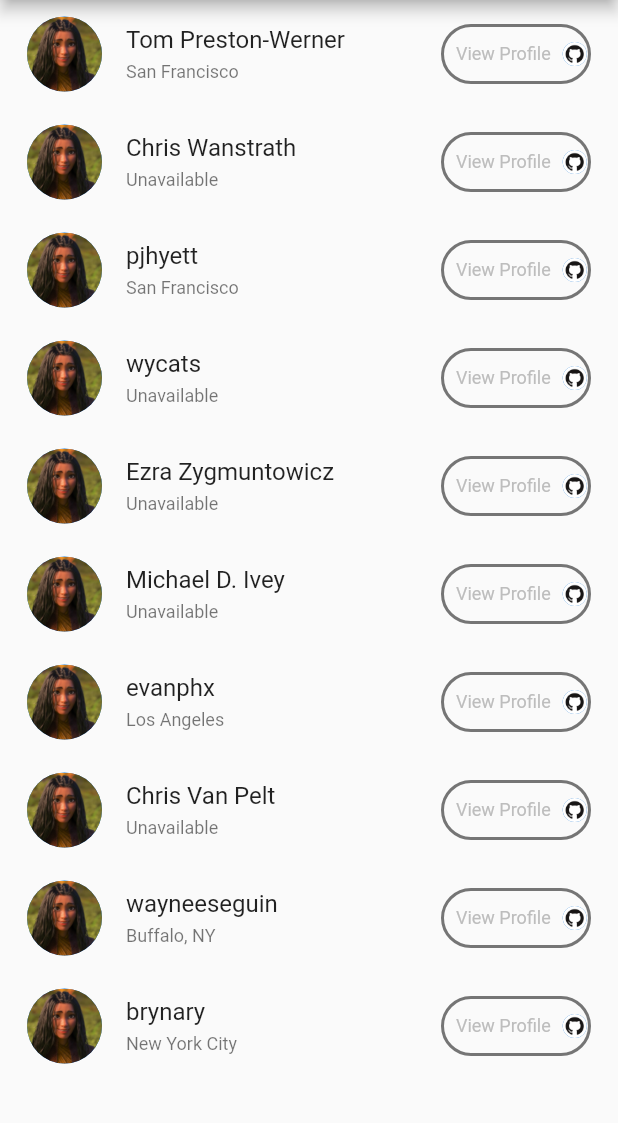
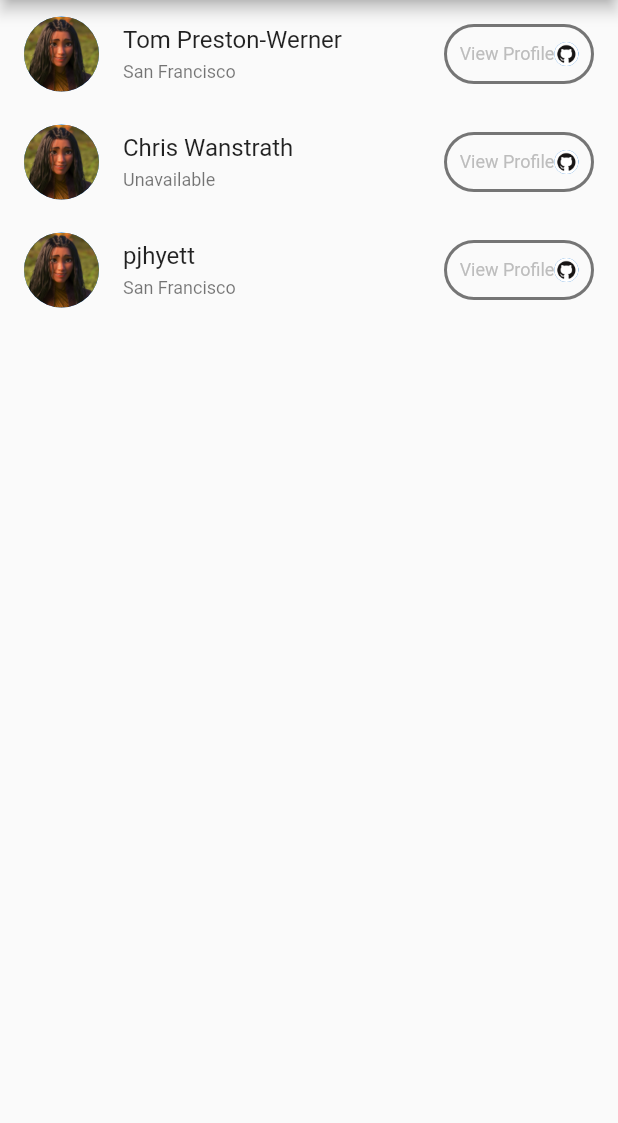
Before and after one commit to Crazelu/github-users, a Flutter app: the screen it shows after launch, on a phone screen of 412 x 824 dp, the part 84-1207 px from its top. Run offline on Flutter 3.47's test engine with Material 2 defaults, Android fonts, the light colour scheme and no system bars.

Commit message:
refactored shared widget

```diff
--- a/lib/main.dart
+++ b/lib/main.dart
@@ -1,10 +1,10 @@
 import 'package:flutter/material.dart';
-import 'package:github_users/ui/users_list.dart';
+import 'package:github_users/ui/view/users_view.dart';
 
 void main() {
   runApp(MaterialApp(
     debugShowCheckedModeBanner: false,
     theme: ThemeData(), //primarySwatch: Colors.black),
-    home: Users(),
+    home: UsersView(),
   ));
 }
--- /dev/null
+++ b/lib/ui/shared/user_tile.dart
@@ -0,0 +1,60 @@
+import 'package:flutter/material.dart';
+
+class UserTile extends StatelessWidget {
+  final String name;
+  final String location;
+  final String profileImage;
+
+  const UserTile({
+    Key? key,
+    required this.name,
+    required this.location,
+    required this.profileImage,
+  }) : super(key: key);
+
+  @override
+  Widget build(BuildContext context) {
+    return ListTile(
+      leading: CircleAvatar(
+        backgroundImage: AssetImage(profileImage),
+        radius: 25.0,
+      ),
+      title: Text(name),
+      subtitle: Text(
+        location,
+        style: TextStyle(fontSize: 12.0),
+      ),
+      trailing: GestureDetector(
+        onTap: () {},
+        child: Container(
+          height: 40,
+          width: 100,
+          decoration: BoxDecoration(
+            borderRadius: BorderRadius.circular(20.0),
+            border: Border.all(
+              width: 2.0,
+              color: Color(0xFF757575),
+            ),
+          ),
+          child: Row(
+            mainAxisAlignment: MainAxisAlignment.center,
+            children: [
+              Text(
+                'View Profile',
+                style: TextStyle(
+                  fontSize: 12.0,
+                  color: Color(0xFFBDBDBD),
+                  fontWeight: FontWeight.w400,
+                ),
+              ),
+              CircleAvatar(
+                backgroundImage: AssetImage('assets/github.png'),
+                radius: 8.0,
+              ),
+            ],
+          ),
+        ),
+      ),
+    );
+  }
+}
--- a/lib/ui/users_list.dart
+++ /dev/null
@@ -1,403 +0,0 @@
-import 'package:flutter/material.dart';
-
-class Users extends StatefulWidget {
-  const Users({Key? key}) : super(key: key);
-
-  @override
-  _UsersState createState() => _UsersState();
-}
-
-class _UsersState extends State<Users> {
-  @override
-  Widget build(BuildContext context) {
-    return Scaffold(
-      appBar: AppBar(
-        backgroundColor: Colors.black87,
-        title: Text(
-          'GitHub Users',
-        ),
-        actions: [
-          IconButton(
-            icon: Icon(Icons.refresh),
-            onPressed: () {},
-          ),
-        ],
-      ),
-      body: ListView(
-        padding: EdgeInsets.symmetric(horizontal: 2.0),
-        children: [
-          ListTile(
-            leading: CircleAvatar(
-              backgroundImage: AssetImage('assets/raya.png'),
-              radius: 25.0,
-            ),
-            title: Text(
-              'Tom Preston-Werner',
-            ),
-            subtitle: Text(
-              "San Francisco",
-              style: TextStyle(fontSize: 12.0),
-            ),
-            trailing: Container(
-              height: 40,
-              width: 100,
-              decoration: BoxDecoration(
-                  borderRadius: BorderRadius.circular(20.0),
-                  border: Border.all(width: 2.0, color: Color(0xFF757575))),
-              child: Row(
-                children: [
-                  TextButton(
-                    onPressed: () {},
-                    child: Text(
-                      'View Profile',
-                      style: TextStyle(
-                          fontSize: 12.0,
-                          color: Color(0xFFBDBDBD),
-                          fontWeight: FontWeight.w400),
-                    ),
-                  ),
-                  CircleAvatar(
-                      backgroundImage: AssetImage('assets/github.png'),
-                      radius: 8.0),
-                ],
-              ),
-            ),
-          ),
-          ListTile(
-            leading: CircleAvatar(
-              backgroundImage: AssetImage('assets/raya.png'),
-              radius: 25.0,
-            ),
-            title: Text(
-              'Chris Wanstrath',
-            ),
-            subtitle: Text(
-              "Unavailable",
-              style: TextStyle(fontSize: 12.0),
-            ),
-            trailing: Container(
-              height: 40,
-              width: 100,
-              decoration: BoxDecoration(
-                  borderRadius: BorderRadius.circular(20.0),
-                  border: Border.all(width: 2.0, color: Color(0xFF757575))),
-              child: Row(
-                children: [
-                  TextButton(
-                    onPressed: () {},
-                    child: Text(
-                      'View Profile',
-                      style: TextStyle(
-                          fontSize: 12.0,
-                          color: Color(0xFFBDBDBD),
-                          fontWeight: FontWeight.w400),
-                    ),
-                  ),
-                  CircleAvatar(
-                      backgroundImage: AssetImage('assets/github.png'),
-                      radius: 8.0),
-                ],
-              ),
-            ),
-          ),
-          ListTile(
-            leading: CircleAvatar(
-              backgroundImage: AssetImage('assets/raya.png'),
-              radius: 25.0,
-            ),
-            title: Text(
-              'pjhyett',
-            ),
-            subtitle: Text(
-              "San Francisco",
-              style: TextStyle(fontSize: 12.0),
-            ),
-            trailing: Container(
-              height: 40,
-              width: 100,
-              decoration: BoxDecoration(
-                  borderRadius: BorderRadius.circular(20.0),
-                  border: Border.all(width: 2.0, color: Color(0xFF757575))),
-              child: Row(
-                children: [
-                  TextButton(
-                    onPressed: () {},
-                    child: Text(
-                      'View Profile',
-                      style: TextStyle(
-                          fontSize: 12.0,
-                          color: Color(0xFFBDBDBD),
-                          fontWeight: FontWeight.w400),
-                    ),
-                  ),
-                  CircleAvatar(
-                      backgroundImage: AssetImage('assets/github.png'),
-                      radius: 8.0),
-                ],
-              ),
-            ),
-          ),
-          ListTile(
-            leading: CircleAvatar(
-              backgroundImage: AssetImage('assets/raya.png'),
-              radius: 25.0,
-            ),
-            title: Text(
-              'wycats',
-            ),
-            subtitle: Text(
-              "Unavailable",
-              style: TextStyle(fontSize: 12.0),
-            ),
-            trailing: Container(
-              height: 40,
-              width: 100,
-              decoration: BoxDecoration(
-                  borderRadius: BorderRadius.circular(20.0),
-                  border: Border.all(width: 2.0, color: Color(0xFF757575))),
-              child: Row(
-                children: [
-                  TextButton(
-                    onPressed: () {},
-                    child: Text(
-                      'View Profile',
-                      style: TextStyle(
-                          fontSize: 12.0,
-                          color: Color(0xFFBDBDBD),
-                          fontWeight: FontWeight.w400),
-                    ),
-                  ),
-                  CircleAvatar(
-                      backgroundImage: AssetImage('assets/github.png'),
-                      radius: 8.0),
-                ],
-              ),
-            ),
-          ),
-          ListTile(
-            leading: CircleAvatar(
-              backgroundImage: AssetImage('assets/raya.png'),
-              radius: 25.0,
-            ),
-            title: Text(
-              'Ezra Zygmuntowicz',
-            ),
-            subtitle: Text(
-              "Unavailable",
-              style: TextStyle(fontSize: 12.0),
-            ),
-            trailing: Container(
-              height: 40,
-              width: 100,
-              decoration: BoxDecoration(
-                  borderRadius: BorderRadius.circular(20.0),
-                  border: Border.all(width: 2.0, color: Color(0xFF757575))),
-              child: Row(
-                children: [
-                  TextButton(
-                    onPressed: () {},
-                    child: Text(
-                      'View Profile',
-                      style: TextStyle(
-                          fontSize: 12.0,
-                          color: Color(0xFFBDBDBD),
-                          fontWeight: FontWeight.w400),
-                    ),
-                  ),
-                  CircleAvatar(
-                      backgroundImage: AssetImage('assets/github.png'),
-                      radius: 8.0),
-                ],
-              ),
-            ),
-          ),
-          ListTile(
-            leading: CircleAvatar(
-              backgroundImage: AssetImage('assets/raya.png'),
-              radius: 25.0,
-            ),
-            title: Text(
-              'Michael D. Ivey',
-            ),
-            subtitle: Text(
-              "Unavailable",
-              style: TextStyle(fontSize: 12.0),
-            ),
-            trailing: Container(
-              height: 40,
-              width: 100,
-              decoration: BoxDecoration(
-                  borderRadius: BorderRadius.circular(20.0),
-                  border: Border.all(width: 2.0, color: Color(0xFF757575))),
-              child: Row(
-                children: [
-                  TextButton(
-                    onPressed: () {},
-                    child: Text(
-                      'View Profile',
-                      style: TextStyle(
-                          fontSize: 12.0,
-                          color: Color(0xFFBDBDBD),
-                          fontWeight: FontWeight.w400),
-                    ),
-                  ),
-                  CircleAvatar(
-                      backgroundImage: AssetImage('assets/github.png'),
-                      radius: 8.0),
-                ],
-              ),
-            ),
-          ),
-          ListTile(
-            leading: CircleAvatar(
-              backgroundImage: AssetImage('assets/raya.png'),
-              radius: 25.0,
-            ),
-            title: Text(
-              'evanphx',
-            ),
-            subtitle: Text(
-              "Los Angeles",
-              style: TextStyle(fontSize: 12.0),
-            ),
-            trailing: Container(
-              height: 40,
-              width: 100,
-              decoration: BoxDecoration(
-                  borderRadius: BorderRadius.circular(20.0),
-                  border: Border.all(width: 2.0, color: Color(0xFF757575))),
-              child: Row(
-                children: [
-                  TextButton(
-                    onPressed: () {},
-                    child: Text(
-                      'View Profile',
-                      style: TextStyle(
-                          fontSize: 12.0,
-                          color: Color(0xFFBDBDBD),
-                          fontWeight: FontWeight.w400),
-                    ),
-                  ),
-                  CircleAvatar(
-                      backgroundImage: AssetImage('assets/github.png'),
-                      radius: 8.0),
-                ],
-              ),
-            ),
-          ),
-          ListTile(
-            leading: CircleAvatar(
-              backgroundImage: AssetImage('assets/raya.png'),
-              radius: 25.0,
-            ),
-            title: Text(
-              'Chris Van Pelt',
-            ),
-            subtitle: Text(
-              "Unavailable",
-              style: TextStyle(fontSize: 12.0),
-            ),
-            trailing: Container(
-              height: 40,
-              width: 100,
-              decoration: BoxDecoration(
-                  borderRadius: BorderRadius.circular(20.0),
-                  border: Border.all(width: 2.0, color: Color(0xFF757575))),
-              child: Row(
-                children: [
-                  TextButton(
-                    onPressed: () {},
-                    child: Text(
-                      'View Profile',
-                      style: TextStyle(
-                          fontSize: 12.0,
-                          color: Color(0xFFBDBDBD),
-                          fontWeight: FontWeight.w400),
-                    ),
-                  ),
-                  CircleAvatar(
-                      backgroundImage: AssetImage('assets/github.png'),
-                      radius: 8.0),
-                ],
-              ),
-            ),
-          ),
-          ListTile(
-            leading: CircleAvatar(
-              backgroundImage: AssetImage('assets/raya.png'),
-              radius: 25.0,
-            ),
-            title: Text(
-              'wayneeseguin',
-            ),
-            subtitle: Text(
-              "Buffalo, NY",
-              style: TextStyle(fontSize: 12.0),
-            ),
-            trailing: Container(
-              height: 40,
-              width: 100,
-              decoration: BoxDecoration(
-                  borderRadius: BorderRadius.circular(20.0),
-                  border: Border.all(width: 2.0, color: Color(0xFF757575))),
-              child: Row(
-                children: [
-                  TextButton(
-                    onPressed: () {},
-                    child: Text(
-                      'View Profile',
-                      style: TextStyle(
-                          fontSize: 12.0,
-                          color: Color(0xFFBDBDBD),
-                          fontWeight: FontWeight.w400),
-                    ),
-                  ),
-                  CircleAvatar(
-                      backgroundImage: AssetImage('assets/github.png'),
-                      radius: 8.0),
-                ],
-              ),
-            ),
-          ),
-          ListTile(
-            leading: CircleAvatar(
-              backgroundImage: AssetImage('assets/raya.png'),
-              radius: 25.0,
-            ),
-            title: Text(
-              'brynary',
-            ),
-            subtitle: Text(
-              "New York City",
-              style: TextStyle(fontSize: 12.0),
-            ),
-            trailing: Container(
-              height: 40,
-              width: 100,
-              decoration: BoxDecoration(
-                  borderRadius: BorderRadius.circular(20.0),
-                  border: Border.all(width: 2.0, color: Color(0xFF757575))),
-              child: Row(
-                children: [
-                  TextButton(
-                    onPressed: () {},
-                    child: Text(
-                      'View Profile',
-                      style: TextStyle(
-                          fontSize: 12.0,
-                          color: Color(0xFFBDBDBD),
-                          fontWeight: FontWeight.w400),
-                    ),
-                  ),
-                  CircleAvatar(
-                      backgroundImage: AssetImage('assets/github.png'),
-                      radius: 8.0),
-                ],
-              ),
-            ),
-          ),
-        ],
-      ),
-    );
-  }
-}
--- /dev/null
+++ b/lib/ui/view/users_view.dart
@@ -0,0 +1,47 @@
+import 'package:flutter/material.dart';
+import 'package:github_users/ui/shared/user_tile.dart';
+
+class UsersView extends StatefulWidget {
+  const UsersView({Key? key}) : super(key: key);
+
+  @override
+  _UsersViewState createState() => _UsersViewState();
+}
+
+class _UsersViewState extends State<UsersView> {
+  @override
+  Widget build(BuildContext context) {
+    return Scaffold(
+      appBar: AppBar(
+        centerTitle: false,
+        backgroundColor: Colors.black87,
+        title: Text('GitHub Users'),
+        actions: [
+          IconButton(
+            icon: Icon(Icons.refresh),
+            onPressed: () {},
+          ),
+        ],
+      ),
+      body: ListView(
+        children: [
+          UserTile(
+            name: 'Tom Preston-Werner',
+            location: "San Francisco",
+            profileImage: 'assets/raya.png',
+          ),
+          UserTile(
+            name: 'Chris Wanstrath',
+            location: "Unavailable",
+            profileImage: 'assets/raya.png',
+          ),
+          UserTile(
+            name: 'pjhyett',
+            location: "San Francisco",
+            profileImage: 'assets/raya.png',
+          ),
+        ],
+      ),
+    );
+  }
+}
```
Also changed, not shown: pubspec.lock, 1 other file.
